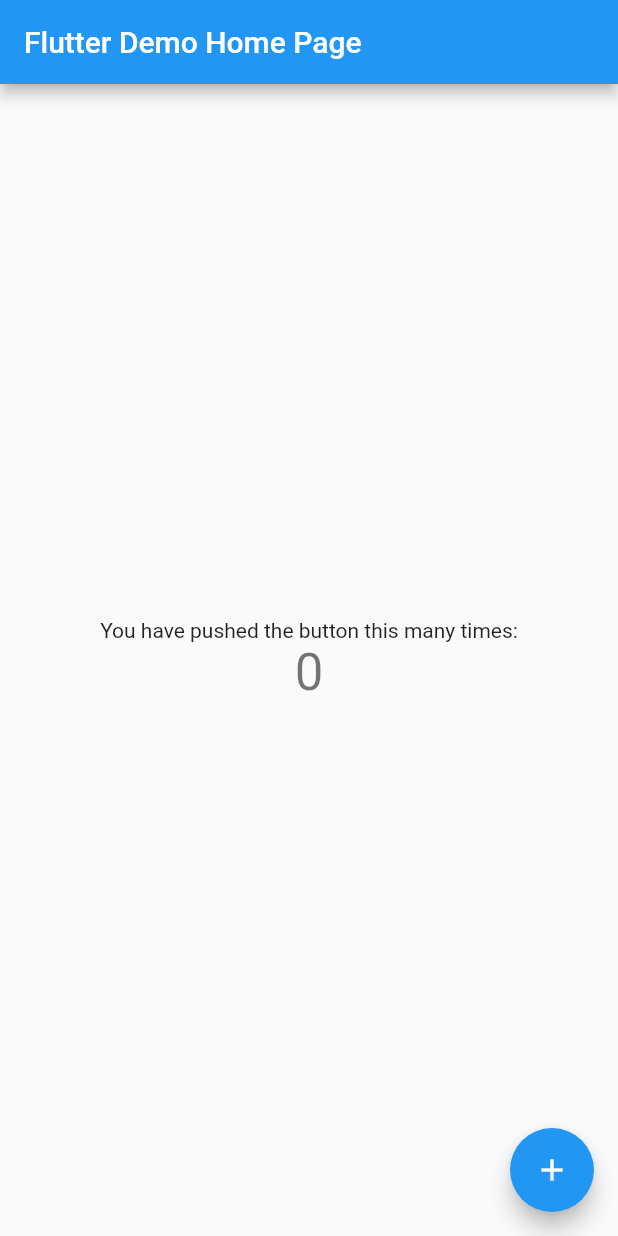
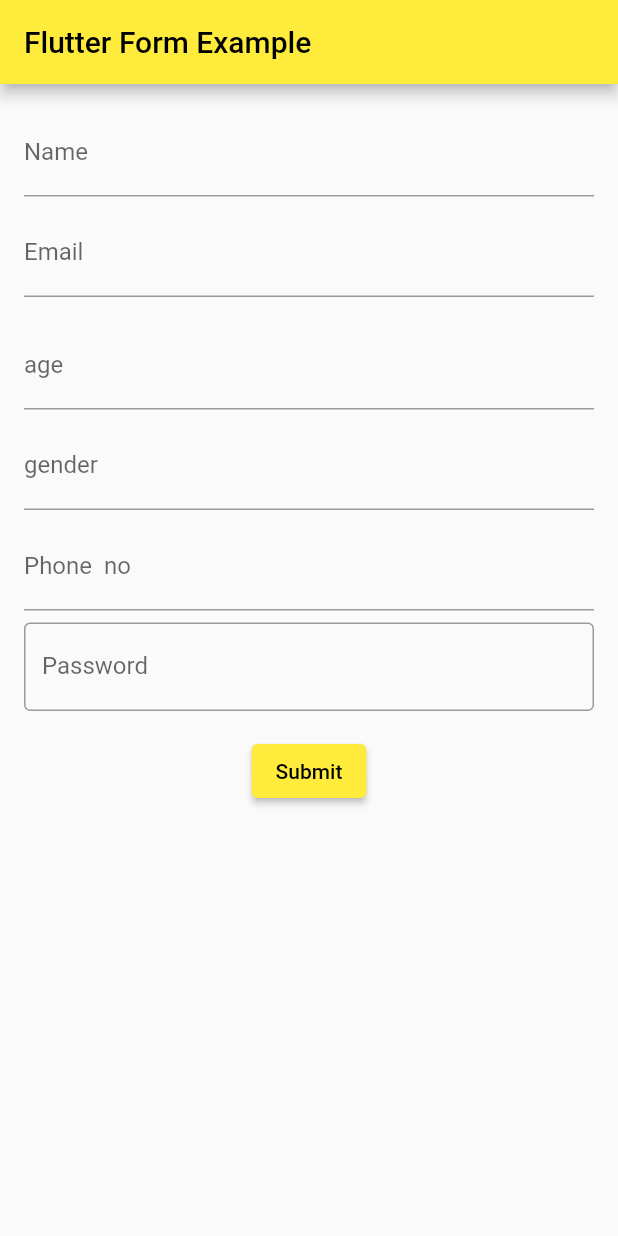
Before and after one commit to sowmiya123-arun/Forms-Flutter, a Flutter app: the screen it shows after launch, on a phone screen of 412 x 824 dp. Run offline on Flutter 3.47's test engine with Material 2 defaults, Android fonts, the phone set to English and light mode, and no system bars.

Commit message:
UI development and form validation

```diff
--- a/lib/main.dart
+++ b/lib/main.dart
@@ -1,115 +1,155 @@
+/* Form*/
 import 'package:flutter/material.dart';
 
 void main() {
-  runApp(const MyApp());
+  runApp(MyApp());
 }
 
 class MyApp extends StatelessWidget {
-  const MyApp({super.key});
-
-  // This widget is the root of your application.
   @override
   Widget build(BuildContext context) {
     return MaterialApp(
-      title: 'Flutter Demo',
+      title: 'Flutter Form',
       theme: ThemeData(
-        // This is the theme of your application.
-        //
-        // Try running your application with "flutter run". You'll see the
-        // application has a blue toolbar. Then, without quitting the app, try
-        // changing the primarySwatch below to Colors.green and then invoke
-        // "hot reload" (press "r" in the console where you ran "flutter run",
-        // or simply save your changes to "hot reload" in a Flutter IDE).
-        // Notice that the counter didn't reset back to zero; the application
-        // is not restarted.
-        primarySwatch: Colors.blue,
+        primarySwatch: Colors.yellow,
       ),
-      home: const MyHomePage(title: 'Flutter Demo Home Page'),
+      home: MyForm(),
     );
   }
 }
 
-class MyHomePage extends StatefulWidget {
-  const MyHomePage({super.key, required this.title});
-
-  // This widget is the home page of your application. It is stateful, meaning
-  // that it has a State object (defined below) that contains fields that affect
-  // how it looks.
-
-  // This class is the configuration for the state. It holds the values (in this
-  // case the title) provided by the parent (in this case the App widget) and
-  // used by the build method of the State. Fields in a Widget subclass are
-  // always marked "final".
-
-  final String title;
-
+class MyForm extends StatefulWidget {
   @override
-  State<MyHomePage> createState() => _MyHomePageState();
+  _MyFormState createState() => _MyFormState();
 }
 
-class _MyHomePageState extends State<MyHomePage> {
-  int _counter = 0;
+class _MyFormState extends State<MyForm> {
+  final _formKey = GlobalKey<FormState>();
+  String _name = '';
+  String _email = '';
+  String _age='';
+  String _gender='';
+  String _phone='';
+  String _password='';
 
-  void _incrementCounter() {
-    setState(() {
-      // This call to setState tells the Flutter framework that something has
-      // changed in this State, which causes it to rerun the build method below
-      // so that the display can reflect the updated values. If we changed
-      // _counter without calling setState(), then the build method would not be
-      // called again, and so nothing would appear to happen.
-      _counter++;
-    });
+  void _submitForm() {
+    if (_formKey.currentState!.validate()) {
+      _formKey.currentState!.save();
+      print('Name: $_name');
+      print('Email: $_email');
+      print('age: $_age');
+      print('Name: $_gender');
+      print('phone:$_phone');
+      print('password:$_password');
+      // You can perform additional actions with the form data here
+    }
   }
 
   @override
   Widget build(BuildContext context) {
-    // This method is rerun every time setState is called, for instance as done
-    // by the _incrementCounter method above.
-    //
-    // The Flutter framework has been optimized to make rerunning build methods
-    // fast, so that you can just rebuild anything that needs updating rather
-    // than having to individually change instances of widgets.
     return Scaffold(
       appBar: AppBar(
-        // Here we take the value from the MyHomePage object that was created by
-        // the App.build method, and use it to set our appbar title.
-        title: Text(widget.title),
+        title: Text('Flutter Form Example'),
       ),
-      body: Center(
-        // Center is a layout widget. It takes a single child and positions it
-        // in the middle of the parent.
-        child: Column(
-          // Column is also a layout widget. It takes a list of children and
-          // arranges them vertically. By default, it sizes itself to fit its
-          // children horizontally, and tries to be as tall as its parent.
-          //
-          // Invoke "debug painting" (press "p" in the console, choose the
-          // "Toggle Debug Paint" action from the Flutter Inspector in Android
-          // Studio, or the "Toggle Debug Paint" command in Visual Studio Code)
-          // to see the wireframe for each widget.
-          //
-          // Column has various properties to control how it sizes itself and
-          // how it positions its children. Here we use mainAxisAlignment to
-          // center the children vertically; the main axis here is the vertical
-          // axis because Columns are vertical (the cross axis would be
-          // horizontal).
-          mainAxisAlignment: MainAxisAlignment.center,
-          children: <Widget>[
-            const Text(
-              'You have pushed the button this many times:',
-            ),
-            Text(
-              '$_counter',
-              style: Theme.of(context).textTheme.headlineMedium,
-            ),
-          ],
+      body: Padding(
+        padding: EdgeInsets.all(16.0),
+        child: Form(
+          key: _formKey,
+          child: Column(
+            children: [
+              TextFormField(
+                decoration: InputDecoration(labelText: 'Name'),
+                validator: (value) {
+                  if (value == null || value.isEmpty) {
+                    return 'Please enter your name';
+                  }
+                  return null;
+                },
+                onSaved: (value) {
+                  _name = value!;
+                },
+              ),
+              SizedBox(height: 8.0),
+              TextFormField(
+                decoration: InputDecoration(labelText: 'Email'),
+                validator: (value) {
+                  if (value == null || value.isEmpty) {
+                    return 'Please enter your email';
+                  }
+                  if (!value.contains('@')) {
+                    return 'Please enter a valid email address';
+                  }
+                  return null;
+                },
+              ),
+              SizedBox(height: 16.0),
+              TextFormField(
+                decoration: InputDecoration(labelText: 'age'),
+                validator: (value) {
+                  if (value == null || value.isEmpty) {
+                    return 'Please enter your name';
+                  }
+                  return null;
+                },
+                onSaved: (value) {
+                  _name = value!;
+                },
+              ),
+              SizedBox(height: 8.0),
+              TextFormField(
+                decoration: InputDecoration(labelText: 'gender'),
+                validator: (value) {
+                  if (value == null || value.isEmpty) {
+                    return 'Please enter your name';
+                  }
+                  return null;
+                },
+                onSaved: (value) {
+                  _name = value!;
+                },
+              ),
+              SizedBox(height: 8.0),
+              TextFormField(
+                decoration: InputDecoration(labelText: 'Phone  no'),
+                validator: (value) {
+                  if (value == null || value.isEmpty) {
+                    return 'Please enter your name';
+                  }
+                  return null;
+                },
+                onSaved: (value) {
+                  _name = value!;
+                },
+              ),
+              SizedBox(height: 8.0),
+              TextFormField(
+                decoration: InputDecoration(labelText: 'Password', border: OutlineInputBorder(),
+                ),
+                style: TextStyle(fontSize: 16.0),
+                obscureText: true,
+                validator: (value) {
+                  if (value == null || value.isEmpty) {
+                    return 'Please enter a password';
+                  }
+                  if (value.length < 6) {
+                    return 'Password must be at least 6 characters long';
+                  }
+                  return null;
+                },
+                onSaved: (value) {
+                  _email = value!;
+                },
+              ),
+              SizedBox(height: 16.0),
+              ElevatedButton(
+                onPressed: _submitForm,
+                child: Text('Submit'),
+
+              ),
+            ],
+          ),
         ),
       ),
-      floatingActionButton: FloatingActionButton(
-        onPressed: _incrementCounter,
-        tooltip: 'Increment',
-        child: const Icon(Icons.add),
-      ), // This trailing comma makes auto-formatting nicer for build methods.
     );
   }
 }
```
